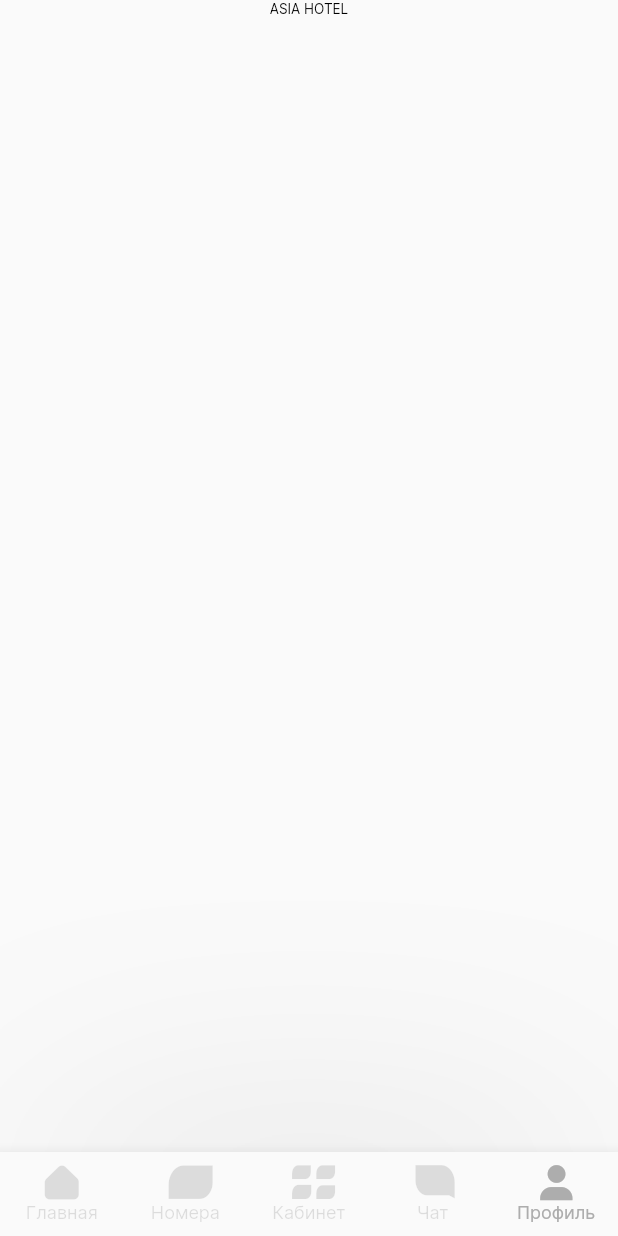
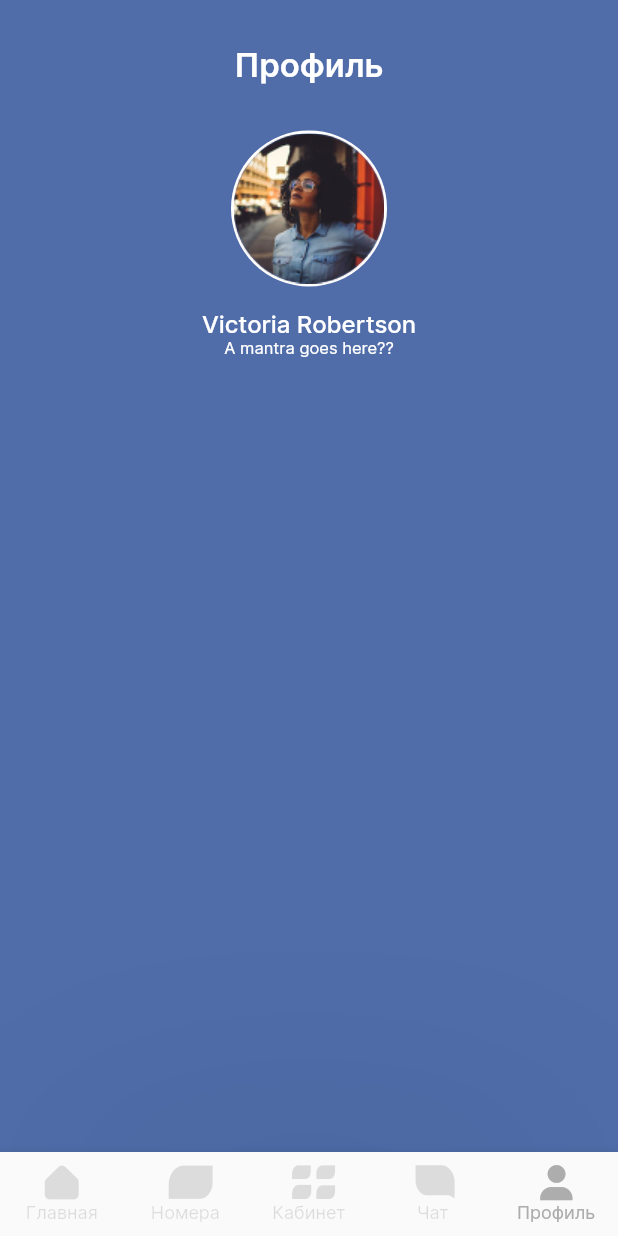
Before and after one commit to NM4ik/hotel_app, a Flutter app: the screen it shows after launch, item 5 of the bottom bar chosen, on a phone screen of 412 x 824 dp. Run offline on Flutter 3.47's test engine with Material 2 defaults, Android fonts, the phone set to English and light mode, and no system bars; our stand-ins replace flutter_neumorphic, smooth_page_indicator.

Commit message:
need tabs in profile_screen

```diff
--- a/lib/common/app_themes.dart
+++ b/lib/common/app_themes.dart
@@ -13,7 +13,7 @@ class MyThemes {
 
 
       textTheme: const TextTheme(
-        headline1: TextStyle(fontSize: 21, color: Colors.black, fontWeight: FontWeight.w600, fontFamily: "inter", letterSpacing: 1),
+        headline1: TextStyle(fontSize: 21, color: Colors.black, fontWeight: FontWeight.w600, fontFamily: "inter"),
 
         headline3: TextStyle(fontSize: 18, color: Colors.black, fontWeight: FontWeight.w600, fontFamily: "inter"), // main text Inter-18-SemiBold
 
--- a/lib/feature/pages/profile_screen.dart
+++ b/lib/feature/pages/profile_screen.dart
@@ -1,16 +1,62 @@
 import 'package:flutter/material.dart';
 
+import '../../common/app_constants.dart';
 
 class ProfileScreen extends StatelessWidget {
   const ProfileScreen({Key? key}) : super(key: key);
 
   @override
   Widget build(BuildContext context) {
-    return Center(
-      child: Column(
-        children: [
-          Text('ASIA HOTEL',),
-        ],
+    return Scaffold(
+      backgroundColor: kMainBlueColor,
+      body: SafeArea(
+        child: Padding(
+          padding: const EdgeInsets.symmetric(horizontal: kEdgeHorizontalPadding, vertical: kEdgeVerticalPadding),
+          child: Column(
+            children: [
+              const Center(
+                  child: Text(
+                'Профиль',
+                style: TextStyle(color: Colors.white, fontSize: 22, fontWeight: FontWeight.w600),
+              )),
+              const SizedBox(
+                height: kEdgeVerticalPadding,
+              ),
+              Container(
+                decoration: BoxDecoration(
+                  borderRadius: BorderRadius.circular(99),
+                  border: Border.all(color: Colors.white, width: 2),
+                ),
+                child: Image.asset("assets/images/profile_image.png"),
+              ),
+              const SizedBox(
+                height: kEdgeVerticalPadding / 2,
+              ),
+              Column(
+                children: const [
+                  Text(
+                    'Victoria Robertson',
+                    style: TextStyle(color: Colors.white, fontSize: 16, fontWeight: FontWeight.w500),
+                  ),
+                  Text(
+                    'A mantra goes here??',
+                    style: TextStyle(color: Colors.white, fontSize: 11, fontWeight: FontWeight.w400),
+                  ),
+                ],
+              )
+            ],
+          ),
+        ),
+      ),
+      bottomSheet: Container(
+        height: MediaQuery.of(context).size.height / 1.8,
+        child: Column(
+          children: [
+            ///tabs
+
+            ///tabs inner
+          ],
+        ),
       ),
     );
   }
```
Also changed, not shown: lib/feature/pages/chat_screen.dart (+95 -3 lines), assets/images/profile_image.png (added).
